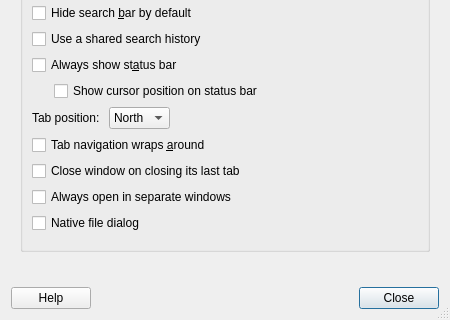
Qt form featherpad/prefDialog.ui (tembun/fpad) before a commit; both pictures show x 0 to 450 and y 210 to 530 of the 450 by 530 pixel window.
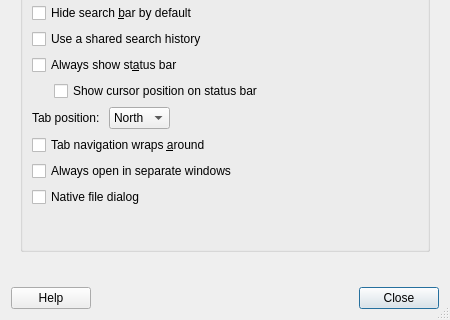
The same form after that commit. Icons and pictures are not drawn.

Commit message: remove close with last tab setting

Diff of the .ui file:
```diff
--- a/featherpad/prefDialog.ui
+++ b/featherpad/prefDialog.ui
@@ -313,13 +313,6 @@
                 </property>
                </widget>
               </item>
-              <item>
-               <widget class="QCheckBox" name="lastTabBox">
-                <property name="text">
-                 <string>Close window on closing its last tab</string>
-                </property>
-               </widget>
-              </item>
               <item>
                <widget class="QCheckBox" name="windowBox">
                 <property name="toolTip">
```
The commit also changes 6 other files.
